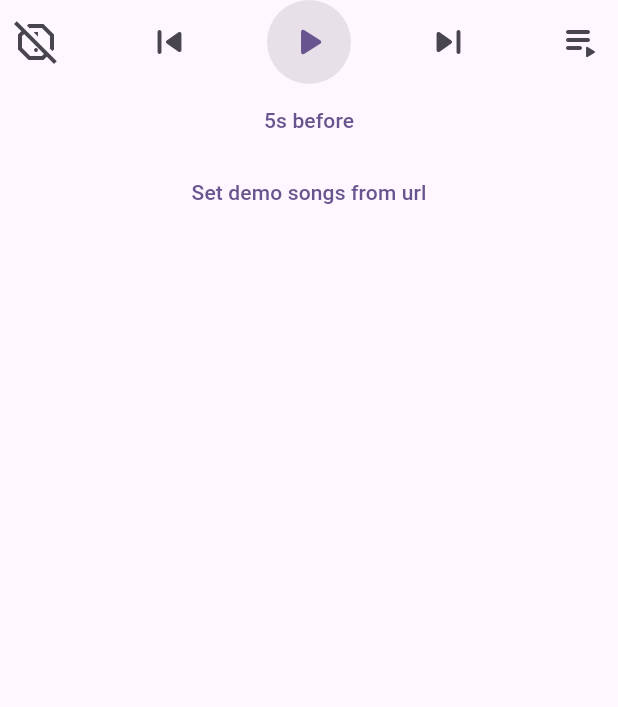
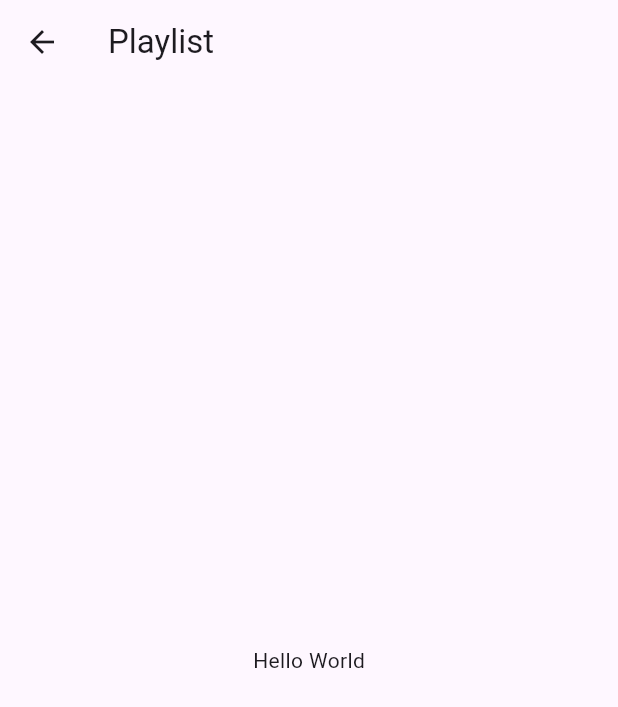
Before and after one commit to hasansujon786/lume-music-player, a Flutter app: the PlayerMainControlls widget shown alone on an empty page, opened directly, after a tap on the "playlist play" icon, on a phone screen of 412 x 824 dp. Shown: the top 707 px of the screen. Run offline on Flutter 3.47's test engine with Material 3 defaults, Android fonts, the phone set to English and light mode, and no system bars; our stand-ins replace equatable, flutter_bloc, just_audio, permission_handler; missing offline and left inert: on_audio_query_forked.

Commit message:
refactor(route): use routeName to organize routes

```diff
--- a/analysis_options.yaml
+++ b/analysis_options.yaml
@@ -23,6 +23,7 @@ linter:
   rules:
     # avoid_print: false  # Uncomment to disable the `avoid_print` rule
     prefer_single_quotes: true  # Uncomment to enable the `prefer_single_quotes` rule
+    prefer_relative_imports: true
 
 # Additional information about this file can be found at
 # https://dart.dev/guides/language/analysis-options
--- a/lib/features/player/screens/player_screen.dart
+++ b/lib/features/player/screens/player_screen.dart
@@ -1,11 +1,12 @@
 import 'package:flutter/material.dart';
-import 'package:nusic/features/player/widgets/player_slider.dart';
 
+import '../widgets/player_slider.dart';
 import '../widgets/widgets.dart';
 
 class PlayerScreen extends StatefulWidget {
   const PlayerScreen({super.key});
 
+  static const routeName = '/player';
   @override
   State<PlayerScreen> createState() => _PlayerScreenState();
 }
--- /dev/null
+++ b/lib/features/player/screens/playlist.dart
@@ -0,0 +1,19 @@
+import 'package:flutter/material.dart';
+
+class Playlist extends StatefulWidget {
+  const Playlist({super.key});
+
+  static const routeName = '/playlist';
+  @override
+  State<Playlist> createState() => _PlaylistState();
+}
+
+class _PlaylistState extends State<Playlist> {
+  @override
+  Widget build(BuildContext context) {
+    return Scaffold(
+      appBar: AppBar(title: const Text('Playlist')),
+      body: const Center(child: Text('Hello World')),
+    );
+  }
+}
--- a/lib/features/player/screens/songs_screen.dart
+++ b/lib/features/player/screens/songs_screen.dart
@@ -1,11 +1,13 @@
 import 'package:flutter/material.dart';
 import 'package:flutter_bloc/flutter_bloc.dart';
-import 'package:nusic/features/player/cubit/audio_player_cubit.dart';
 import 'package:on_audio_query_forked/on_audio_query.dart';
+
+import '../cubit/audio_player_cubit.dart';
 
 class SongsScreen extends StatefulWidget {
   const SongsScreen({super.key});
 
+  static const routeName = '/songs';
   @override
   State<SongsScreen> createState() => _SongsScreenState();
 }
--- a/lib/features/player/widgets/audio_title.dart
+++ b/lib/features/player/widgets/audio_title.dart
@@ -1,7 +1,8 @@
 import 'package:flutter/material.dart';
 import 'package:flutter_bloc/flutter_bloc.dart';
-import 'package:nusic/features/player/cubit/audio_player_cubit.dart';
 import 'package:on_audio_query_forked/on_audio_query.dart';
+
+import '../cubit/audio_player_cubit.dart';
 
 class AudioTitle extends StatefulWidget {
   const AudioTitle({super.key});
--- a/lib/features/player/widgets/player_art_work.dart
+++ b/lib/features/player/widgets/player_art_work.dart
@@ -1,7 +1,8 @@
 import 'package:flutter/material.dart';
 import 'package:flutter_bloc/flutter_bloc.dart';
-import 'package:nusic/features/player/cubit/audio_player_cubit.dart';
 import 'package:on_audio_query_forked/on_audio_query.dart';
+
+import '../cubit/audio_player_cubit.dart';
 
 class PlayerArtWork extends StatefulWidget {
   const PlayerArtWork({super.key});
--- a/lib/features/player/widgets/player_main_controlls.dart
+++ b/lib/features/player/widgets/player_main_controlls.dart
@@ -3,6 +3,7 @@ import 'package:flutter_bloc/flutter_bloc.dart';
 import 'package:just_audio/just_audio.dart';
 
 import '../cubit/audio_player_cubit.dart';
+import '../screens/playlist.dart';
 
 class PlayerMainControlls extends StatelessWidget {
   const PlayerMainControlls({super.key});
@@ -47,7 +48,7 @@ class PlayerMainControlls extends StatelessWidget {
                   isSelected: false,
                   icon: Icon(Icons.playlist_play_rounded),
                   onPressed: () {
-                    context.read<AudioPlayerCubit>().next();
+                    Navigator.pushNamed(context, Playlist.routeName);
                   },
                 ),
               ],
--- a/lib/features/setting/screens/permissions.dart
+++ b/lib/features/setting/screens/permissions.dart
@@ -6,6 +6,7 @@ import 'package:permission_handler/permission_handler.dart';
 class PermissionsScreen extends StatefulWidget {
   const PermissionsScreen({super.key});
 
+  static const routeName = '/permissions';
   @override
   State<PermissionsScreen> createState() => _PermissionsScreenState();
 }
--- a/lib/main.dart
+++ b/lib/main.dart
@@ -1,11 +1,12 @@
 import 'package:flutter/material.dart';
 import 'package:flutter_bloc/flutter_bloc.dart';
-import 'package:nusic/features/setting/screens/permissions.dart';
 
+import 'features/home/screens/home_screen.dart';
 import 'features/player/cubit/audio_player_cubit.dart';
 import 'features/player/screens/player_screen.dart';
-import 'features/home/screens/home_screen.dart';
+import 'features/player/screens/playlist.dart';
 import 'features/player/screens/songs_screen.dart';
+import 'features/setting/screens/permissions.dart';
 
 void main() {
   runApp(const MyApp());
@@ -24,12 +25,16 @@
         home: const HomeScreen(title: 'LumeMusicPlayer'),
         onGenerateRoute: (settings) {
           switch (settings.name) {
-            case 'player':
+            case PlayerScreen.routeName:
               return MaterialPageRoute(builder: (context) => PlayerScreen());
-            case 'songs':
+            case Playlist.routeName:
+              return MaterialPageRoute(builder: (context) => Playlist());
+            case SongsScreen.routeName:
               return MaterialPageRoute(builder: (context) => SongsScreen());
-            case 'permissions':
+            case PermissionsScreen.routeName:
               return MaterialPageRoute(builder: (context) => PermissionsScreen());
+            case HomeScreen.routeName:
+              return MaterialPageRoute(builder: (context) => HomeScreen(title: 'LumeMusicPlayer'));
             default:
               return MaterialPageRoute(builder: (context) => HomeScreen(title: 'LumeMusicPlayer'));
           }
```
Also changed, not shown: lib/features/home/screens/home_screen.dart (+8 -3 lines).
